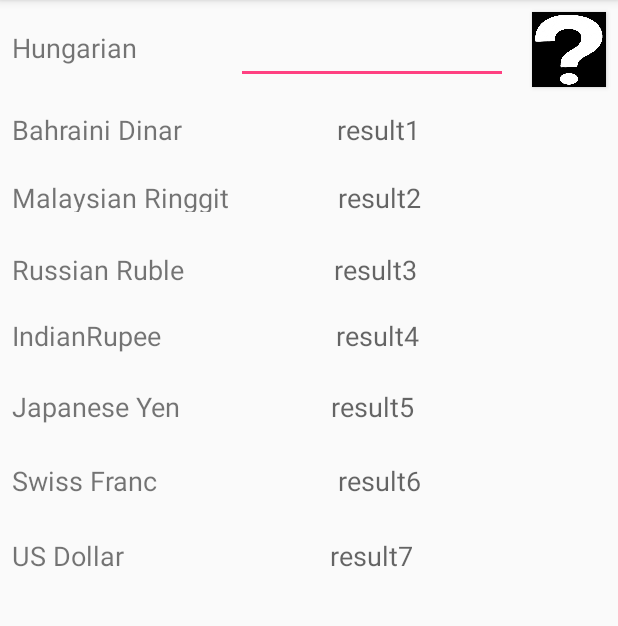
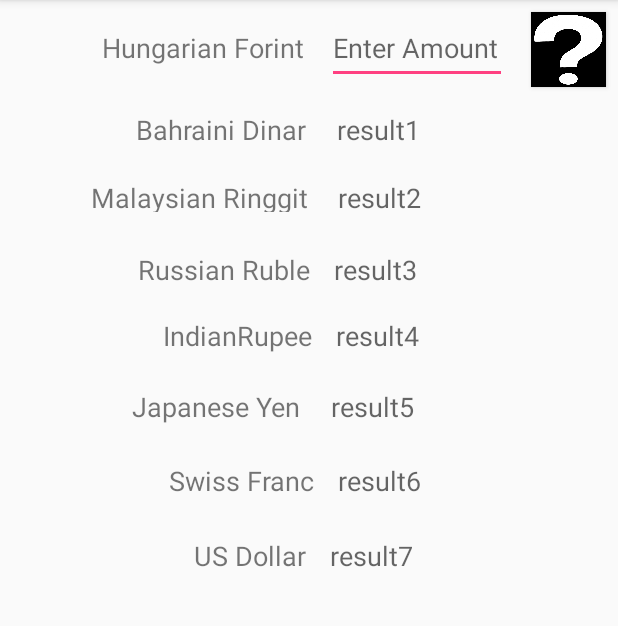
Before and after one commit to FirojaParveen/androidAssignment1, an Android app: the screen it shows after launch (MainActivity), on a phone screen of 412 x 824 dp, the part 84-710 px from its top. Run offline under Robolectric (Android 15) with nearby library versions, the phone set to English and light mode, and no system bars.

```diff
--- a/app/src/main/res/layout/activity_main.xml
+++ b/app/src/main/res/layout/activity_main.xml
@@ -13,31 +13,33 @@
         <LinearLayout
             android:layout_width="match_parent"
             android:layout_height="wrap_content"
-        android:weightSum="10"
-        android:orientation="horizontal">
+            android:orientation="horizontal"
+            android:weightSum="10">
 
             <TextView
                 android:id="@+id/textView1"
-            android:layout_width="wrap_content"
+                android:layout_width="200dp"
                 android:layout_height="26dp"
-            android:layout_marginBottom="8dp"
-            android:layout_marginEnd="8dp"
-            android:layout_weight="8"
-            android:layout_marginStart="8dp"
-            android:layout_marginTop="8dp"
-            android:text="Hungarian Forint"
-            android:textSize="18sp"/>
-
-        <EditText
-            android:id="@+id/edittext1"
-            android:layout_width="181dp"
-            android:layout_height="47dp"
-            android:layout_weight="1"
                 android:layout_marginBottom="8dp"
                 android:layout_marginEnd="8dp"
                 android:layout_marginStart="8dp"
                 android:layout_marginTop="8dp"
-             />
+                android:layout_weight="10"
+                android:gravity="right"
+                android:text="Hungarian Forint"
+                android:textSize="18sp" />
+
+            <EditText
+                android:id="@+id/edittext1"
+                android:layout_width="120dp"
+                android:layout_height="47dp"
+                android:layout_marginBottom="8dp"
+                android:layout_marginEnd="8dp"
+                android:layout_marginStart="8dp"
+                android:layout_marginTop="8dp"
+                android:hint="Enter Amount"
+                android:layout_weight="2" />
+
             <Button
                 android:id="@+id/imageButton"
                 android:layout_width="50dp"
@@ -48,8 +50,7 @@
                 android:layout_marginTop="8dp"
                 android:layout_weight="1"
                 android:background="@drawable/result"
-            android:onClick="onClick"
-            />
+                android:onClick="onClick" />
         </LinearLayout>
 
         <LinearLayout
@@ -68,6 +69,7 @@
                 android:layout_marginStart="8dp"
                 android:layout_marginTop="8dp"
                 android:text="Bahraini Dinar "
+                android:gravity="right"
                 android:textSize="18sp"
                 android:layout_weight="6"/>
 
@@ -81,6 +83,7 @@
                 android:layout_marginTop="8dp"
                 android:hint="result1"
                 android:textSize="18sp"
+                android:gravity="left"
                 android:layout_weight="3"/>
 
 
@@ -99,6 +102,7 @@
                 android:layout_marginStart="8dp"
                 android:layout_marginTop="8dp"
                 android:text="Malaysian Ringgit "
+                android:gravity="right"
                 android:textSize="18sp"
                 android:layout_weight="5.5"/>
 
@@ -112,6 +116,7 @@
                 android:layout_marginTop="8dp"
                 android:hint="result2"
                 android:textSize="18sp"
+                android:gravity="left"
                 android:layout_weight="3"/>
         </LinearLayout>
         <LinearLayout
@@ -129,6 +134,7 @@
                 android:layout_marginTop="8dp"
                 android:text="Russian Ruble"
                 android:textSize="18sp"
+                android:gravity="right"
                 android:layout_weight="6.5"/>
 
             <TextView
@@ -140,6 +146,7 @@
                 android:layout_marginStart="8dp"
                 android:layout_marginTop="8dp"
                 android:hint="result3"
+                android:gravity="left"
                 android:textSize="18sp"
                 android:layout_weight="3"/>
         </LinearLayout>
@@ -158,6 +165,7 @@
                 android:layout_marginTop="8dp"
                 android:text="IndianRupee"
                 android:textSize="18sp"
+                android:gravity="right"
                 android:layout_weight="7"/>
 
             <TextView
@@ -169,6 +177,7 @@
                 android:layout_marginStart="8dp"
                 android:layout_marginTop="8dp"
                 android:hint="result4"
+                android:gravity="left"
                 android:textSize="18sp"
                 android:layout_weight="3"/>
         </LinearLayout>
@@ -186,6 +195,7 @@
                 android:layout_marginStart="8dp"
                 android:layout_marginTop="8dp"
                 android:text="Japanese Yen "
+                android:gravity="right"
                 android:textSize="18sp"
                 android:layout_weight="6.5"/>
             <TextView
@@ -198,6 +208,7 @@
                 android:layout_marginTop="8dp"
                 android:hint="result5"
                 android:textSize="18sp"
+                android:gravity="left"
                 android:layout_weight="3"/>
 
         </LinearLayout>
@@ -217,6 +228,7 @@
                 android:layout_marginTop="8dp"
                 android:layout_weight="7.5"
                 android:text="Swiss Franc"
+                android:gravity="right"
                 android:textSize="18sp" />
             <TextView
                 android:id="@+id/textView14"
@@ -227,6 +239,7 @@
                 android:layout_marginStart="8dp"
                 android:layout_marginTop="8dp"
                 android:hint="result6"
+                android:gravity="left"
                 android:textSize="18sp"
                 android:layout_weight="3"/>
         </LinearLayout>
@@ -244,6 +257,7 @@
                 android:layout_marginStart="8dp"
                 android:layout_marginTop="8dp"
                 android:text="US Dollar"
+                android:gravity="right"
                 android:textSize="18sp"
                 android:layout_weight="7"/>
 
@@ -257,6 +271,7 @@
                 android:layout_marginStart="8dp"
                 android:layout_marginTop="8dp"
                 android:hint="result7"
+                android:gravity="left"
                 android:textIsSelectable="false"
                 android:textSize="18sp"
                 android:layout_weight="3"/>
```
Lines whose indentation alone changed are shown as unchanged.
